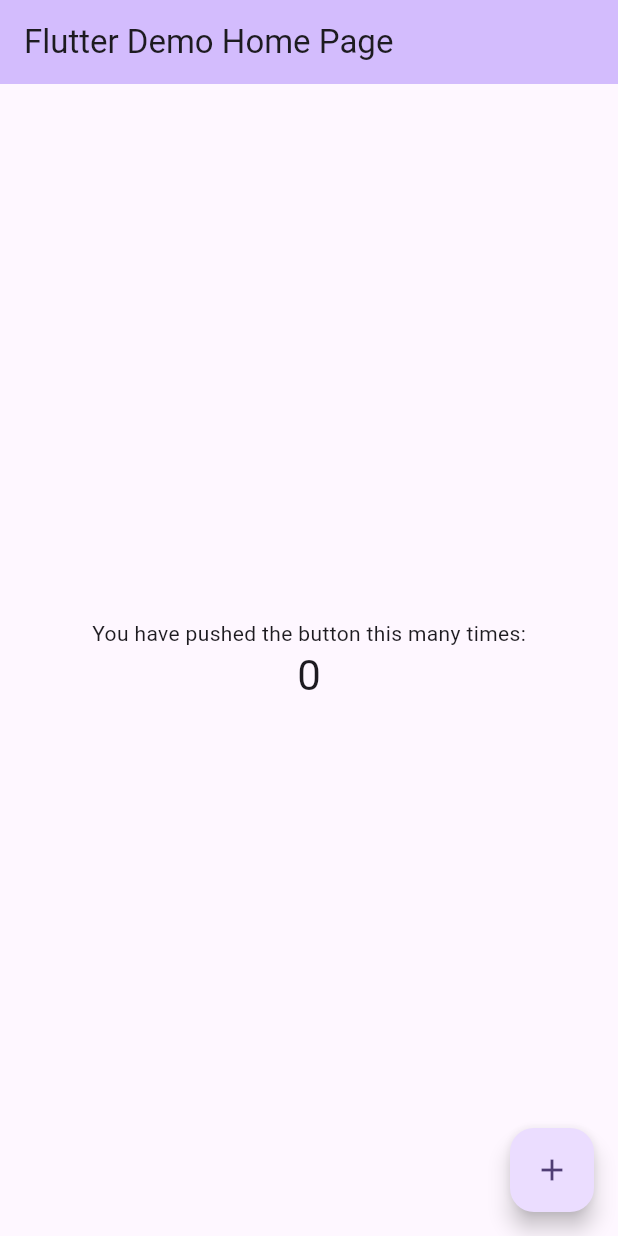
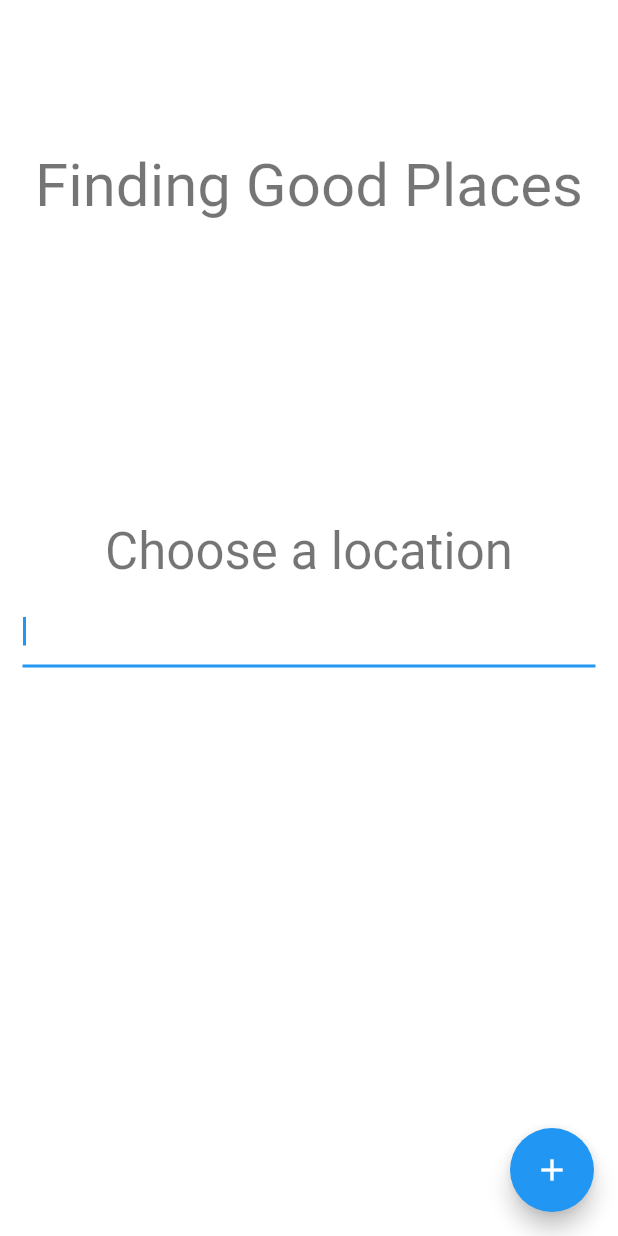
Before and after one commit to YamileCS/finding_good_places, a Flutter app: the screen it shows after launch, on a phone screen of 412 x 824 dp. Run offline on Flutter 3.47's test engine with Material 2 defaults, Android fonts, the light colour scheme and no system bars.

Commit message:
Added home page

```diff
--- a/lib/main.dart
+++ b/lib/main.dart
@@ -1,3 +1,4 @@
+import 'package:finding_good_places/screens/home.dart';
 import 'package:flutter/material.dart';
 
 void main() {
@@ -11,115 +12,7 @@ class MyApp extends StatelessWidget {
   @override
   Widget build(BuildContext context) {
     return MaterialApp(
-      title: 'Flutter Demo',
-      theme: ThemeData(
-        // This is the theme of your application.
-        //
-        // TRY THIS: Try running your application with "flutter run". You'll see
-        // the application has a blue toolbar. Then, without quitting the app,
-        // try changing the seedColor in the colorScheme below to Colors.green
-        // and then invoke "hot reload" (save your changes or press the "hot
-        // reload" button in a Flutter-supported IDE, or press "r" if you used
-        // the command line to start the app).
-        //
-        // Notice that the counter didn't reset back to zero; the application
-        // state is not lost during the reload. To reset the state, use hot
-        // restart instead.
-        //
-        // This works for code too, not just values: Most code changes can be
-        // tested with just a hot reload.
-        colorScheme: ColorScheme.fromSeed(seedColor: Colors.deepPurple),
-        useMaterial3: true,
-      ),
-      home: const MyHomePage(title: 'Flutter Demo Home Page'),
+      home: const Home(),
     );
   }
 }
-
-class MyHomePage extends StatefulWidget {
-  const MyHomePage({super.key, required this.title});
-
-  // This widget is the home page of your application. It is stateful, meaning
-  // that it has a State object (defined below) that contains fields that affect
-  // how it looks.
-
-  // This class is the configuration for the state. It holds the values (in this
-  // case the title) provided by the parent (in this case the App widget) and
-  // used by the build method of the State. Fields in a Widget subclass are
-  // always marked "final".
-
-  final String title;
-
-  @override
-  State<MyHomePage> createState() => _MyHomePageState();
-}
-
-class _MyHomePageState extends State<MyHomePage> {
-  int _counter = 0;
-
-  void _incrementCounter() {
-    setState(() {
-      // This call to setState tells the Flutter framework that something has
-      // changed in this State, which causes it to rerun the build method below
-      // so that the display can reflect the updated values. If we changed
-      // _counter without calling setState(), then the build method would not be
-      // called again, and so nothing would appear to happen.
-      _counter++;
-    });
-  }
-
-  @override
-  Widget build(BuildContext context) {
-    // This method is rerun every time setState is called, for instance as done
-    // by the _incrementCounter method above.
-    //
-    // The Flutter framework has been optimized to make rerunning build methods
-    // fast, so that you can just rebuild anything that needs updating rather
-    // than having to individually change instances of widgets.
-    return Scaffold(
-      appBar: AppBar(
-        // TRY THIS: Try changing the color here to a specific color (to
-        // Colors.amber, perhaps?) and trigger a hot reload to see the AppBar
-        // change color while the other colors stay the same.
-        backgroundColor: Theme.of(context).colorScheme.inversePrimary,
-        // Here we take the value from the MyHomePage object that was created by
-        // the App.build method, and use it to set our appbar title.
-        title: Text(widget.title),
-      ),
-      body: Center(
-        // Center is a layout widget. It takes a single child and positions it
-        // in the middle of the parent.
-        child: Column(
-          // Column is also a layout widget. It takes a list of children and
-          // arranges them vertically. By default, it sizes itself to fit its
-          // children horizontally, and tries to be as tall as its parent.
-          //
-          // Column has various properties to control how it sizes itself and
-          // how it positions its children. Here we use mainAxisAlignment to
-          // center the children vertically; the main axis here is the vertical
-          // axis because Columns are vertical (the cross axis would be
-          // horizontal).
-          //
-          // TRY THIS: Invoke "debug painting" (choose the "Toggle Debug Paint"
-          // action in the IDE, or press "p" in the console), to see the
-          // wireframe for each widget.
-          mainAxisAlignment: MainAxisAlignment.center,
-          children: <Widget>[
-            const Text(
-              'You have pushed the button this many times:',
-            ),
-            Text(
-              '$_counter',
-              style: Theme.of(context).textTheme.headlineMedium,
-            ),
-          ],
-        ),
-      ),
-      floatingActionButton: FloatingActionButton(
-        onPressed: _incrementCounter,
-        tooltip: 'Increment',
-        child: const Icon(Icons.add),
-      ), // This trailing comma makes auto-formatting nicer for build methods.
-    );
-  }
-}
--- /dev/null
+++ b/lib/screens/home.dart
@@ -0,0 +1,19 @@
+import 'package:finding_good_places/widgets/home_widget.dart';
+import 'package:flutter/material.dart';
+
+class Home extends StatelessWidget {
+  const Home({super.key});
+
+  @override
+  Widget build(BuildContext context) {
+    return Scaffold(
+      backgroundColor: Theme.of(context).colorScheme.inversePrimary,
+      floatingActionButton: FloatingActionButton(
+        onPressed: null,
+        tooltip: 'Increment',
+        child: const Icon(Icons.add),
+      ),
+      body: const HomeWidget(),
+    );
+  }
+}
--- /dev/null
+++ b/lib/widgets/home_widget.dart
@@ -0,0 +1,38 @@
+import 'package:flutter/material.dart';
+
+class HomeWidget extends StatelessWidget {
+  const HomeWidget({super.key});
+
+  @override
+  Widget build(BuildContext context) {
+    TextEditingController _locationController = TextEditingController();
+    return SafeArea(
+      child: Center(
+        child: Padding(
+          padding: EdgeInsets.symmetric(horizontal: 15),
+          child: Column(
+            mainAxisAlignment: MainAxisAlignment.start,
+            children: <Widget>[
+              SizedBox(height: 100),
+              Text(
+                'Finding Good Places',
+                style: Theme.of(context).textTheme.headlineLarge,
+              ),
+              SizedBox(height: 200),
+              Text(
+                "Choose a location",
+                style: Theme.of(context).textTheme.headlineMedium,
+              ),
+              SizedBox(height: 10),
+              TextFormField(
+                autofocus: true,
+                controller: _locationController,
+              ),
+              SizedBox(height: 10),
+            ],
+          ),
+        ),
+      ),
+    );
+  }
+}
```
